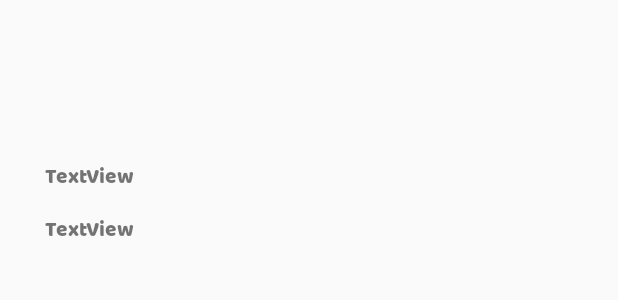
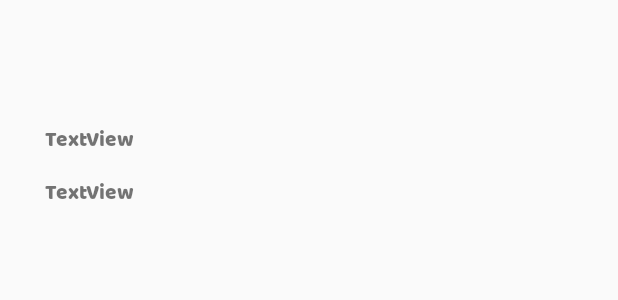
Before and after one commit to GengLUO/TravelRecipe, an Android app: the layout country.xml on its own in the app's theme, with its tools: preview values and no code run, on a phone screen of 412 x 824 dp. Shown: the top 300 px of the screen. Run offline under Robolectric (Android 15) with nearby library versions, the phone set to English and light mode, and no system bars; network calls fail.

```diff
--- a/app/src/main/res/layout/country.xml
+++ b/app/src/main/res/layout/country.xml
@@ -3,13 +3,13 @@
     xmlns:app="http://schemas.android.com/apk/res-auto"
     xmlns:tools="http://schemas.android.com/tools"
     android:layout_width="120dp"
-    android:layout_height="160dp">
+    android:layout_height="140dp">
 
     <TextView
         android:id="@+id/textViewRegionName"
         android:layout_width="wrap_content"
         android:layout_height="wrap_content"
-        android:layout_marginTop="20dp"
+        android:layout_marginTop="15dp"
         android:fontFamily="@font/baloo_paaji"
         android:text="TextView"
         app:layout_constraintEnd_toEndOf="parent"
@@ -31,7 +31,7 @@
         android:id="@+id/CountryFlags"
         android:layout_width="wrap_content"
         android:layout_height="wrap_content"
-        android:layout_marginTop="40dp"
+        android:layout_marginTop="20dp"
         android:textSize="34sp"
         app:layout_constraintEnd_toEndOf="parent"
         app:layout_constraintStart_toStartOf="parent"
```
